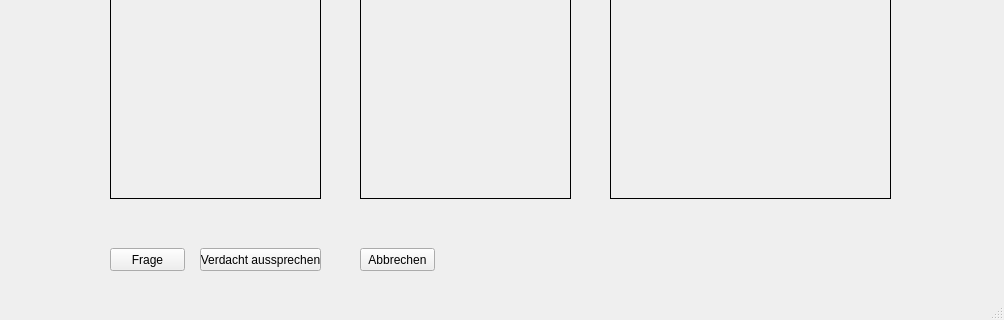
Before: the Qt Designer form Cluedo/UI/SelectObjectsUI.ui in haegar80/Cluedo, drawn with Qt 5; both pictures show x 0 to 1004 and y 332 to 652 of the 1004 by 652 pixel window.
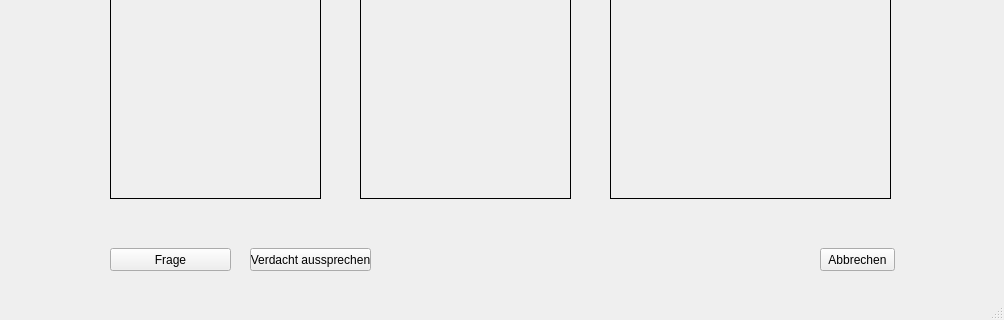
After: the same form once the commit is applied.

What changed in the file:
```diff
--- a/Cluedo/UI/SelectObjectsUI.ui
+++ b/Cluedo/UI/SelectObjectsUI.ui
@@ -162,7 +162,7 @@
    <widget class="QPushButton" name="buttonAbort">
     <property name="geometry">
      <rect>
-      <x>360</x>
+      <x>820</x>
       <y>580</y>
       <width>75</width>
       <height>23</height>
@@ -177,7 +177,7 @@
      <rect>
       <x>110</x>
       <y>580</y>
-      <width>75</width>
+      <width>121</width>
       <height>23</height>
      </rect>
     </property>
@@ -188,7 +188,7 @@
    <widget class="QPushButton" name="buttonTellSuspicion">
     <property name="geometry">
      <rect>
-      <x>200</x>
+      <x>250</x>
       <y>580</y>
       <width>121</width>
       <height>23</height>
```
